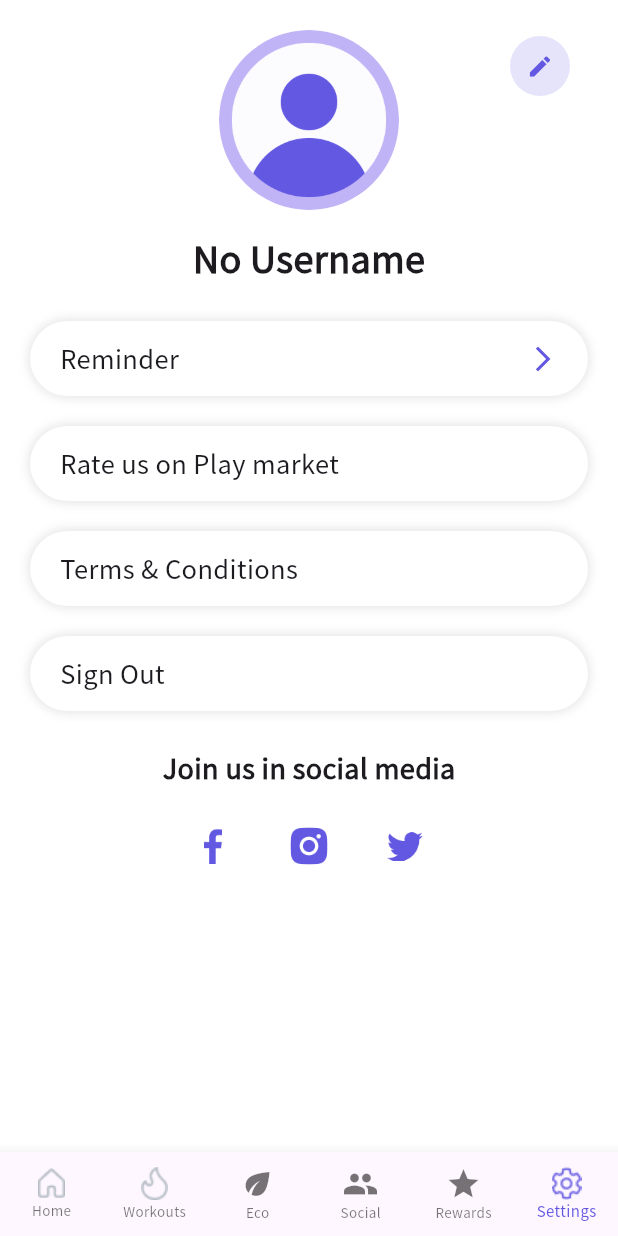
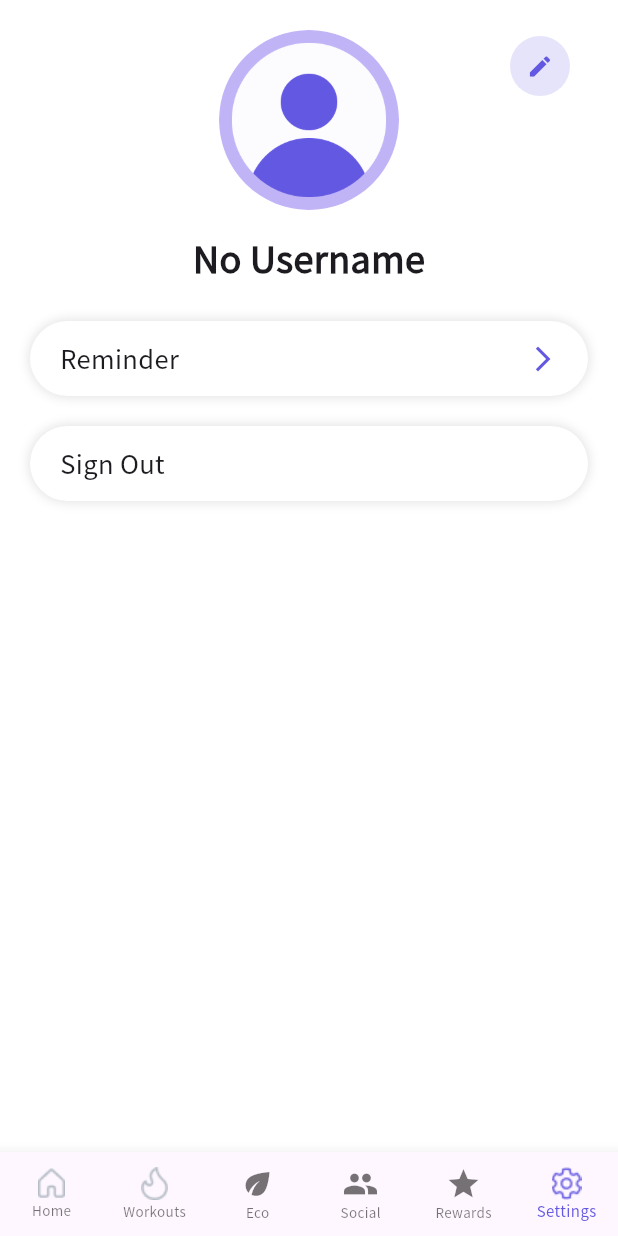
Before and after one commit to 3a7anton/fitness_app, a Flutter app: the screen it shows after launch, item 6 of the bottom bar chosen, on a phone screen of 412 x 824 dp. Run offline on Flutter 3.47's test engine with Material 3 defaults, Android fonts, the phone set to English and light mode, and no system bars; our stand-ins replace bloc, chewie, cloud_firestore, dots_indicator, firebase_auth, firebase_core and 15 more; missing offline and left inert: custom_timer; accounts and stored records are empty.

Commit message:
Remove social media links, terms & conditions, and app store rating from settings
- Remove 'Terms & Conditions' link from settings screen
- Remove 'Rate us on Play Store/App Store' platform-specific prompts
- Remove 'Join us in social media' section with Facebook, Instagram, Twitter buttons
- Clean up unused imports (dart:io, flutter/foundation.dart, url_launcher)
- Remove unused text constants (joinUs, rateUsOn, terms)
- Remove unused path constants for social media icons
- Delete assets/icons/social_networks/ folder and all social media icons
- Settings screen now focused on core functionality (Reminder + Sign Out only)

```diff
--- a/codemagic.yaml
+++ b/codemagic.yaml
@@ -29,8 +29,15 @@ workflows:
       - name: Flutter build ipa
         script: |
           flutter build ipa --debug --no-codesign
+          # Create proper IPA from app bundle
+          cd build/ios/iphoneos
+          mkdir -p Payload
+          cp -r Runner.app Payload/
+          zip -r ../../../Runner.ipa Payload/
+          rm -rf Payload
     artifacts:
       - build/ios/ipa/*.ipa
+      - Runner.ipa
       - /tmp/xcodebuild_logs/*.log
       - flutter_drive.log
     publishing:
--- a/lib/core/const/path_constants.dart
+++ b/lib/core/const/path_constants.dart
@@ -36,11 +36,6 @@ class PathConstants {
   static const String fullBody = 'assets/icons/workouts/full_body.png';
   static const String stretching = 'assets/icons/workouts/stretching.png';
 
-  //social networks
-  static const String facebook = 'assets/icons/social_networks/facebook.png';
-  static const String instagram = 'assets/icons/social_networks/instagram.png';
-  static const String twitter = 'assets/icons/social_networks/twitter.png';
-
   // Start workout -> Yoga
   static const String recliningVideo = 'assets/videos/workouts/reclining.mp4';
   static const String cowPoseVideo = 'assets/videos/workouts/cow.mp4';
--- a/lib/core/const/text_constants.dart
+++ b/lib/core/const/text_constants.dart
@@ -92,11 +92,8 @@ class TextConstants {
   static const String stretchingMinutes = "35";
 
   //Settings screen
-  static const String joinUs = 'Join us in social media';
   static const String calendar = "Calendar";
   static const String reminder = "Reminder";
-  static const String rateUsOn = "Rate us on ";
-  static const String terms = "Terms & Conditions";
 
   // Workout Details screen common
   static const String workout = "Workout";
--- a/lib/screens/settings/settings_screen.dart
+++ b/lib/screens/settings/settings_screen.dart
@@ -1,5 +1,3 @@
-import 'dart:io';
-
 import 'package:firebase_auth/firebase_auth.dart';
 import 'package:fitness_flutter/core/const/color_constants.dart';
 import 'package:fitness_flutter/core/const/path_constants.dart';
@@ -10,10 +8,8 @@ import 'package:fitness_flutter/screens/edit_account/edit_account_screen.dart';
 import 'package:fitness_flutter/screens/reminder/page/reminder_page.dart';
 import 'package:fitness_flutter/screens/settings/bloc/bloc/settings_bloc.dart';
 import 'package:fitness_flutter/screens/sign_in/page/sign_in_page.dart';
-import 'package:flutter/foundation.dart';
 import 'package:flutter/material.dart';
 import 'package:flutter_bloc/flutter_bloc.dart';
-import 'package:url_launcher/url_launcher.dart';
 
 class SettingsScreen extends StatefulWidget {
   const SettingsScreen({Key? key}) : super(key: key);
@@ -88,16 +84,6 @@ class _SettingsScreenState extends State<SettingsScreen> {
                 Navigator.push(context, MaterialPageRoute(builder: (_) => ReminderPage()));
               },
             ),
-            if (!kIsWeb)
-              SettingsContainer(
-                child: Text(TextConstants.rateUsOn + '${Platform.isIOS ? 'App store' : 'Play market'}',
-                    style: TextStyle(fontSize: 17, fontWeight: FontWeight.w500)),
-                onTap: () {
-                  return launch(Platform.isIOS ? 'https://www.apple.com/app-store/' : 'https://play.google.com/store');
-                },
-              ),
-            SettingsContainer(
-                onTap: () => launch('https://perpet.io/'), child: Text(TextConstants.terms, style: TextStyle(fontSize: 17, fontWeight: FontWeight.w500))),
             SettingsContainer(
                 child: Text(TextConstants.signOut, style: TextStyle(fontSize: 17, fontWeight: FontWeight.w500)),
                 onTap: () {
@@ -107,26 +93,6 @@ class _SettingsScreenState extends State<SettingsScreen> {
                     MaterialPageRoute(builder: (_) => SignInPage()),
                   );
                 }),
-            SizedBox(height: 15),
-            Text(TextConstants.joinUs, style: TextStyle(fontSize: 18, fontWeight: FontWeight.w600)),
-            SizedBox(height: 15),
-            Row(
-              mainAxisAlignment: MainAxisAlignment.center,
-              children: [
-                TextButton(
-                    onPressed: () => launch('https://www.facebook.com/perpetio/'),
-                    style: TextButton.styleFrom(shape: CircleBorder(), backgroundColor: Colors.white, elevation: 1),
-                    child: Image.asset(PathConstants.facebook)),
-                TextButton(
-                    onPressed: () => launch('https://www.instagram.com/perpetio/'),
-                    style: TextButton.styleFrom(shape: CircleBorder(), backgroundColor: Colors.white, elevation: 1),
-                    child: Image.asset(PathConstants.instagram)),
-                TextButton(
-                    onPressed: () => launch('https://twitter.com/perpetio'),
-                    style: TextButton.styleFrom(shape: CircleBorder(), backgroundColor: Colors.white, elevation: 1),
-                    child: Image.asset(PathConstants.twitter)),
-              ],
-            )
           ]),
         ),
       ),
```
Also changed, not shown: assets/icons/social_networks/2.0x/facebook.png (deleted), assets/icons/social_networks/2.0x/instagram.png (deleted), assets/icons/social_networks/2.0x/twitter.png (deleted), assets/icons/social_networks/3.0x/facebook.png (deleted), assets/icons/social_networks/3.0x/instagram.png (deleted), assets/icons/social_networks/3.0x/twitter.png (deleted), assets/icons/social_networks/facebook.png (deleted), assets/icons/social_networks/instagram.png (deleted), assets/icons/social_networks/twitter.png (deleted).
